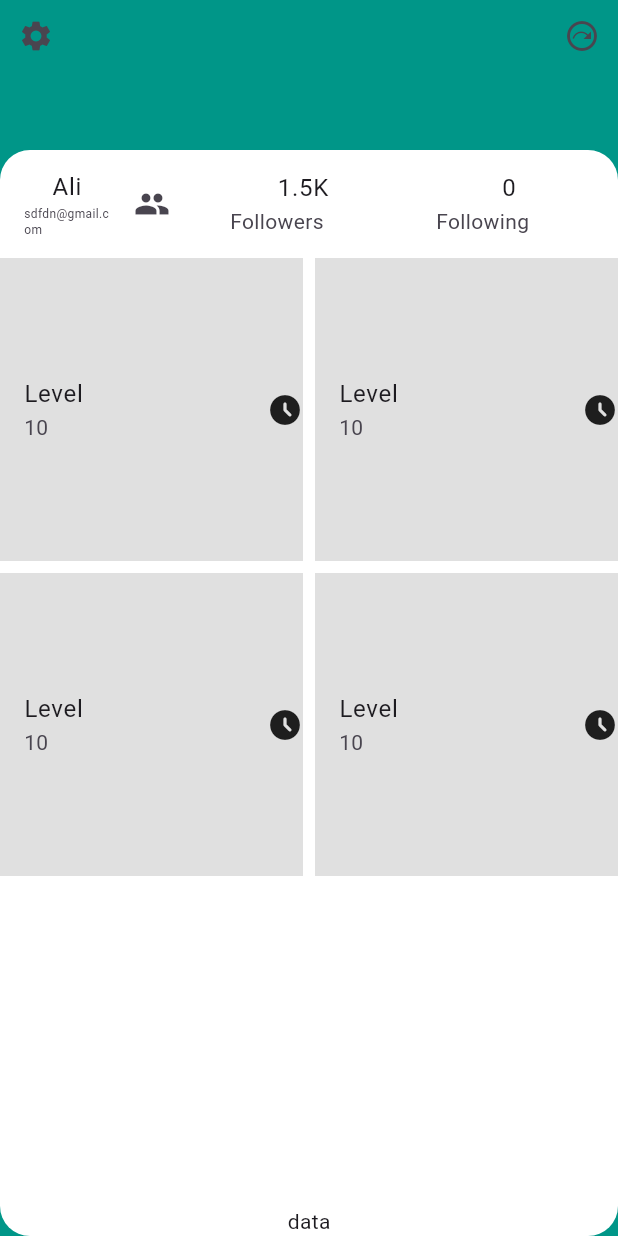
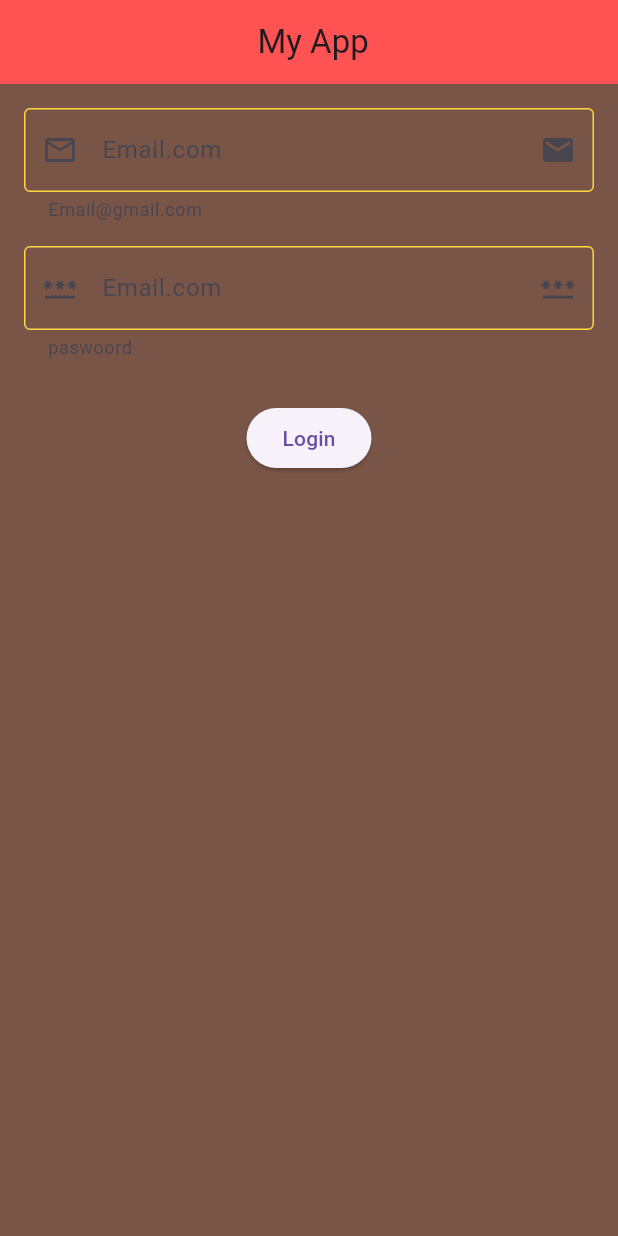
Before and after one commit to suleman500/Task_fluter_2025, a Flutter app: the screen it shows after launch, on a phone screen of 412 x 824 dp. Run offline on Flutter 3.47's test engine with Material 3 defaults, Android fonts, the phone set to English and light mode, and no system bars.

Commit message:
..
11_15

```diff
--- /dev/null
+++ b/lib/Navigation/stayl/Color.dart
@@ -0,0 +1,5 @@
+import 'package:flutter/material.dart';
+
+Color bodyColor = Colors.black;
+Color textColor = Colors.amber;
+Color appColor = Colors.brown;
--- /dev/null
+++ b/lib/Task11_15/Style/StayleColor.dart
@@ -0,0 +1,5 @@
+import 'package:flutter/material.dart';
+
+Color appBar = Colors.redAccent;
+Color bOOdy = Colors.brown;
+Color txt = Colors.lightGreen;
--- /dev/null
+++ b/lib/Task11_15/TextFormFildCosto.dart
@@ -0,0 +1,48 @@
+import 'package:flutter/material.dart';
+
+class Textformfildcosto extends StatelessWidget {
+  String label1;
+  String hint;
+  IconData icon;
+  IconData suff;
+  Color enBorderColer;
+  Color foBorder;
+
+  Textformfildcosto({
+    required this.label1,
+    required this.hint,
+    required this.icon,
+    required this.suff,
+    required this.enBorderColer,
+    required this.foBorder,
+
+  });
+
+  final _fontJe=GlobalKey<FormState>();
+  @override
+  Widget build(BuildContext context) {
+    return TextFormField(
+      key:_fontJe ,
+      validator: (v) {
+        if (v!.length < 8) {
+          return "ppp";
+        }
+        return "nooo";
+      },
+
+      decoration: InputDecoration(
+        label: Text(label1),
+        helperText: hint,
+        prefixIcon: Icon(icon),
+        suffixIcon: Icon(suff),
+        enabledBorder: OutlineInputBorder(
+          borderSide: BorderSide(color: enBorderColer),
+        ),
+        focusedBorder: OutlineInputBorder(
+          borderSide: BorderSide(color: foBorder),
+
+        ),
+      ),
+    );
+  }
+}
--- /dev/null
+++ b/lib/Task11_15/home_15_11.dart
@@ -0,0 +1,64 @@
+import 'package:flutter/material.dart';
+import 'package:flutter_application_1/Task11_15/Style/StayleColor.dart';
+import 'package:flutter_application_1/Task11_15/TextFormFildCosto.dart';
+import 'package:flutter_application_1/Task5_11/home5_11.dart';
+
+class Home1511 extends StatefulWidget {
+
+
+
+  @override
+  State<Home1511> createState() => _Home1511State();
+}
+
+class _Home1511State extends State<Home1511> {
+  @override
+  Widget build(BuildContext context) {
+    return Scaffold(
+      appBar: AppBar(
+        title: Text(" My App"),
+        centerTitle: true,
+        backgroundColor: appBar,
+      ),
+
+      backgroundColor: bOOdy,
+      body: Column(
+        children: [
+          Padding(
+            padding: const EdgeInsets.all(8.0),
+            child: Form(
+            //  key: ,
+              child: Column(
+                children: [
+
+Padding(
+  padding: const EdgeInsets.all(8.0),
+  child: Textformfildcosto(label1: "Email.com",enBorderColer: Colors.amberAccent,foBorder: Colors.purpleAccent,hint: "Email@gmail.com",icon: Icons.email_outlined,suff: Icons.email,),
+),
+          Padding(
+            padding: const EdgeInsets.all(8.0),
+            child: Textformfildcosto(label1: "Email.com",enBorderColer: Colors.amberAccent,foBorder: Colors.purpleAccent,hint: "paswoord",icon: Icons.password,suff: Icons.password_sharp,),
+          ),
+
+                  SizedBox(height: 20),
+
+
+Container(
+
+child: ElevatedButton(onPressed: () {
+    Navigator.of(context).pushReplacementNamed('routeScrrin2');
+
+}, child: Text("Login")),
+
+),
+
+
+                ],
+              ),
+            ),
+          ),
+        ],
+      ),
+    );
+  }
+}
--- a/lib/main.dart
+++ b/lib/main.dart
@@ -1,8 +1,15 @@
 import 'package:flutter/material.dart';
+import 'package:flutter_application_1/Mieet_11_12/homMeet.dart';
+import 'package:flutter_application_1/Mieet_11_12/homeMieet.dart';
 import 'package:flutter_application_1/MyAppTask1-11/homTask1-11.dart';
+import 'package:flutter_application_1/Navigation/Scrrin1.dart';
+import 'package:flutter_application_1/Navigation/Scrrin2.dart';
+import 'package:flutter_application_1/Navigation/homNavi.dart';
+import 'package:flutter_application_1/Task11_15/home_15_11.dart';
 import 'package:flutter_application_1/Task5_11/home5_11.dart';
 import 'package:flutter_application_1/TaskStak/homeTaSt.dart';
 import 'package:flutter_application_1/bitaMy/My_homebita.dart';
+import 'package:flutter_application_1/mineGamse/gamesXandO.dart';
 import 'package:flutter_application_1/quezApp/home.dart';
 import 'package:flutter_application_1/task_11_11/home.dart';
 import 'package:flutter_application_1/task_11_11/homeThrie.dart';
@@ -26,7 +33,7 @@ class MyAppState extends StatefulWidget {
 class _MyAppStateState extends State<MyAppState> {
   @override
   Widget build(BuildContext context) {
-    return MaterialApp(home:  Homethrie  (),debugShowCheckedModeBanner: false,
+    return MaterialApp(home:  Home1511(),debugShowCheckedModeBanner: false,
 
     );
   }
```
Also changed, not shown: lib/Mieet_11_12/homMeet.dart (added, +97 -0 lines), lib/Mieet_11_12/homeMieet.dart (added, +106 -0 lines), lib/Navigation/Scrrin1.dart (added, +41 -0 lines), lib/Navigation/Scrrin2.dart (added, +25 -0 lines), lib/Navigation/homNavi.dart (added, +78 -0 lines), lib/Task11_15/Scrin1.dart (added, +29 -0 lines), lib/mineGamse/gamesXandO.dart (added, +82 -0 lines).
